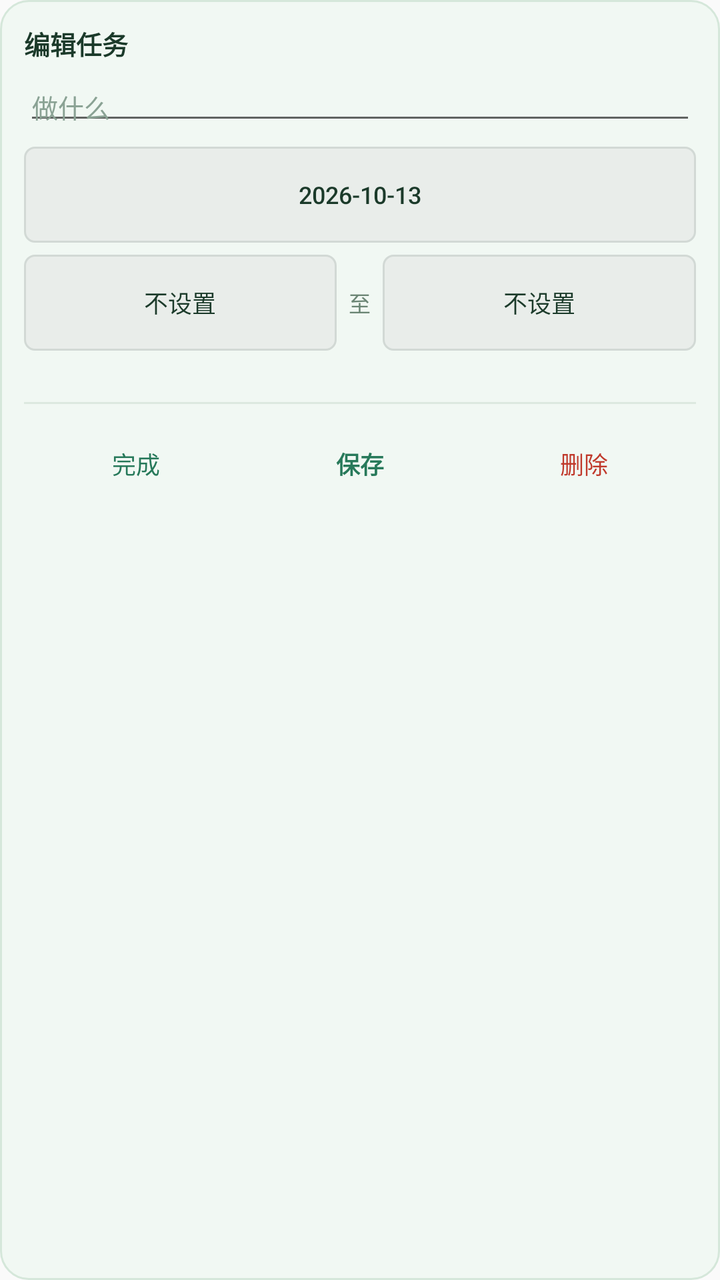
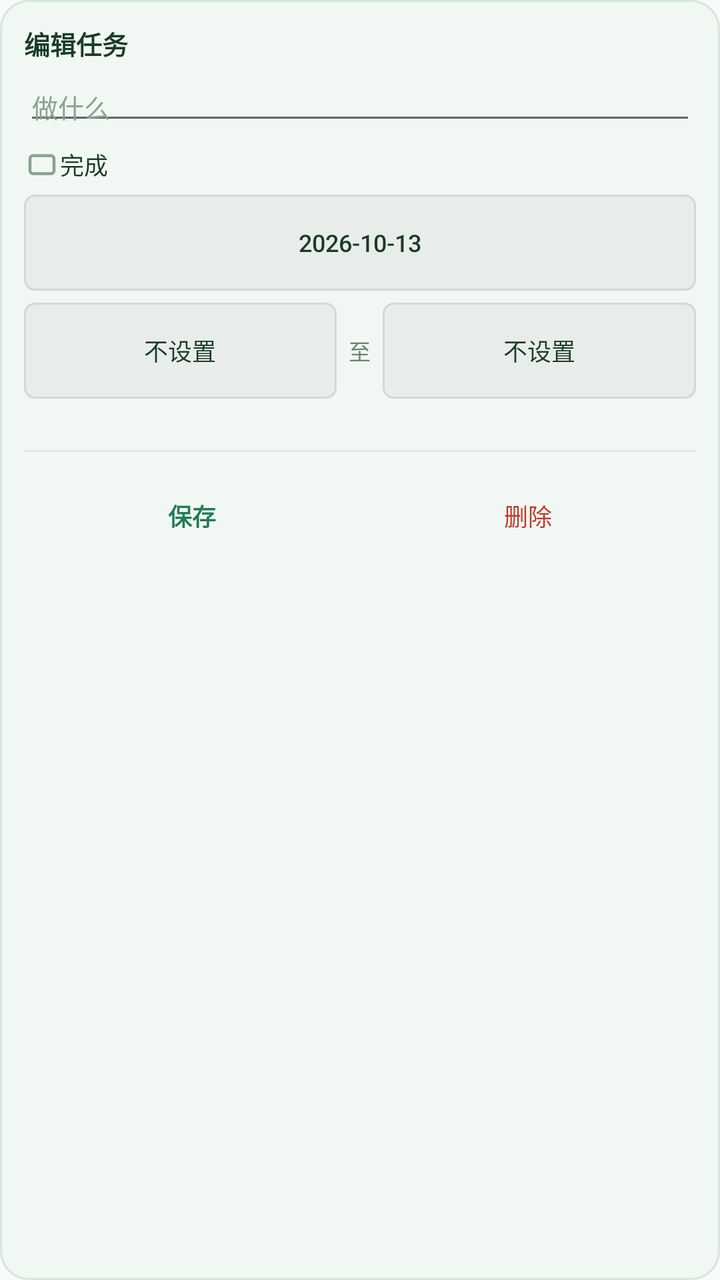

Two renders of the same Android screen: before a commit and after it. Below are the layout's source before the change and the commit's diff.
<!-- AndroidManifest.xml: application theme AppTheme -->
<!-- res/layout/dialog_task.xml -->
<?xml version="1.0" encoding="utf-8"?>
<LinearLayout xmlns:android="http://schemas.android.com/apk/res/android"
    android:layout_width="252dp"
    android:layout_height="wrap_content"
    android:background="@drawable/dialog_bg"
    android:orientation="vertical"
    android:padding="12dp">

    <TextView
        android:id="@+id/d_head"
        android:layout_width="match_parent"
        android:layout_height="wrap_content"
        android:text="编辑任务"
        android:textColor="#1B3A2A"
        android:textSize="13sp"
        android:textStyle="bold" />

    <EditText
        android:id="@+id/d_title"
        android:layout_width="match_parent"
        android:layout_height="wrap_content"
        android:layout_marginTop="8dp"
        android:hint="做什么"
        android:inputType="text"
        android:paddingTop="4dp"
        android:paddingBottom="4dp"
        android:textColor="#1B3A2A"
        android:textColorHint="#8AA294"
        android:textSize="13sp" />

    
    <Button
        android:id="@+id/d_date"
        style="?android:attr/borderlessButtonStyle"
        android:layout_width="match_parent"
        android:layout_height="wrap_content"
        android:layout_marginTop="6dp"
        android:background="@drawable/widget_habit_bg"
        android:text="2026-10-13"
        android:textColor="#1B3A2A"
        android:textSize="12sp" />

    
    <LinearLayout
        android:layout_width="match_parent"
        android:layout_height="wrap_content"
        android:layout_marginTop="6dp"
        android:gravity="center_vertical"
        android:orientation="horizontal">

        <Button
            android:id="@+id/d_start"
            style="?android:attr/borderlessButtonStyle"
            android:layout_width="0dp"
            android:layout_height="wrap_content"
            android:layout_weight="1"
            android:background="@drawable/widget_habit_bg"
            android:text="不设置"
            android:textColor="#1B3A2A"
            android:textSize="12sp" />

        <TextView
            android:layout_width="wrap_content"
            android:layout_height="wrap_content"
            android:layout_marginLeft="6dp"
            android:layout_marginRight="6dp"
            android:text="至"
            android:textColor="#6B8574"
            android:textSize="11sp" />

        <Button
            android:id="@+id/d_end"
            style="?android:attr/borderlessButtonStyle"
            android:layout_width="0dp"
            android:layout_height="wrap_content"
            android:layout_weight="1"
            android:background="@drawable/widget_habit_bg"
            android:text="不设置"
            android:textColor="#1B3A2A"
            android:textSize="12sp" />
    </LinearLayout>

    <TextView
        android:id="@+id/d_durhint"
        android:layout_width="match_parent"
        android:layout_height="wrap_content"
        android:layout_marginTop="4dp"
        android:textColor="#8AA294"
        android:textSize="10sp" />

    <TextView
        android:layout_width="match_parent"
        android:layout_height="1dp"
        android:layout_marginTop="8dp"
        android:layout_marginBottom="6dp"
        android:background="#DCE9DF"
        android:text="" />

    
    <LinearLayout
        android:layout_width="match_parent"
        android:layout_height="wrap_content"
        android:orientation="horizontal">

        <Button
            android:id="@+id/d_toggle"
            style="?android:attr/borderlessButtonStyle"
            android:layout_width="0dp"
            android:layout_height="wrap_content"
            android:layout_weight="1"
            android:minWidth="0dp"
            android:paddingLeft="0dp"
            android:paddingRight="0dp"
            android:text="完成"
            android:textColor="#27795A"
            android:textSize="12sp" />

        <Button
            android:id="@+id/d_save"
            style="?android:attr/borderlessButtonStyle"
            android:layout_width="0dp"
            android:layout_height="wrap_content"
            android:layout_weight="1"
            android:minWidth="0dp"
            android:paddingLeft="0dp"
            android:paddingRight="0dp"
            android:text="保存"
            android:textColor="#27795A"
            android:textSize="12sp"
            android:textStyle="bold" />

        <Button
            android:id="@+id/d_delete"
            style="?android:attr/borderlessButtonStyle"
            android:layout_width="0dp"
            android:layout_height="wrap_content"
            android:layout_weight="1"
            android:minWidth="0dp"
            android:paddingLeft="0dp"
            android:paddingRight="0dp"
            android:text="删除"
            android:textColor="#C0392B"
            android:textSize="12sp" />
    </LinearLayout>
</LinearLayout>
<!-- resources referenced by this layout -->
<resources>
  <!-- drawable dialog_bg (drawable) -->
  <?xml version="1.0" encoding="utf-8"?>
  <shape xmlns:android="http://schemas.android.com/apk/res/android"
      android:shape="rectangle">
      <solid android:color="#F1F8F3" />
      <corners android:radius="14dp" />
      <stroke android:width="1dp" android:color="#D5E7DA" />
  </shape>
  <!-- drawable widget_habit_bg (drawable) -->
  <?xml version="1.0" encoding="utf-8"?>
  <shape xmlns:android="http://schemas.android.com/apk/res/android"
      android:shape="rectangle">
      <solid android:color="#E9EDEA" />
      <corners android:radius="5dp" />
      <stroke android:width="1dp" android:color="#D2D9D5" />
  </shape>
  <style name="AppTheme" parent="Theme.AppCompat.Light.DarkActionBar">
          
          <item name="colorPrimary">@color/colorPrimary</item>
          <item name="colorPrimaryDark">@color/colorPrimaryDark</item>
          <item name="colorAccent">@color/colorAccent</item>
      </style>
</resources>

<!-- the commit's change to res/layout/dialog_task.xml (unified diff, before → after) -->
@@ -27,6 +27,25 @@
         android:textColor="#1B3A2A"
         android:textColorHint="#8AA294"
         android:textSize="13sp" />
+
+    
+    <LinearLayout
+        android:id="@+id/d_done_row"
+        android:layout_width="match_parent"
+        android:layout_height="wrap_content"
+        android:layout_marginTop="6dp"
+        android:gravity="center_vertical"
+        android:orientation="horizontal">
+
+        <CheckBox
+            android:id="@+id/d_done"
+            android:layout_width="wrap_content"
+            android:layout_height="wrap_content"
+            android:button="@drawable/checkbox_done"
+            android:text="完成"
+            android:textColor="#1B3A2A"
+            android:textSize="12sp" />
+    </LinearLayout>
 
     
     <Button
@@ -100,20 +119,8 @@
     <LinearLayout
         android:layout_width="match_parent"
         android:layout_height="wrap_content"
+        android:layout_marginTop="2dp"
         android:orientation="horizontal">
-
-        <Button
-            android:id="@+id/d_toggle"
-            style="?android:attr/borderlessButtonStyle"
-            android:layout_width="0dp"
-            android:layout_height="wrap_content"
-            android:layout_weight="1"
-            android:minWidth="0dp"
-            android:paddingLeft="0dp"
-            android:paddingRight="0dp"
-            android:text="完成"
-            android:textColor="#27795A"
-            android:textSize="12sp" />
 
         <Button
             android:id="@+id/d_save"
<!-- resource entries referenced after the edit -->
@@ -1,5 +1,10 @@
 <!-- resources referenced by this layout -->
 <resources>
+  <!-- drawable checkbox_done (drawable) -->
+  <selector xmlns:android="http://schemas.android.com/apk/res/android">
+      <item android:state_checked="true" android:drawable="@drawable/ic_check_on" />
+      <item android:drawable="@drawable/ic_check_off" />
+  </selector>
   <!-- drawable dialog_bg (drawable) -->
   <?xml version="1.0" encoding="utf-8"?>
   <shape xmlns:android="http://schemas.android.com/apk/res/android"
@@ -22,5 +27,35 @@
           <item name="colorPrimaryDark">@color/colorPrimaryDark</item>
           <item name="colorAccent">@color/colorAccent</item>
       </style>
+  <!-- drawable ic_check_on (drawable) -->
+  <vector xmlns:android="http://schemas.android.com/apk/res/android"
+      android:width="18dp"
+      android:height="18dp"
+      android:viewportWidth="24"
+      android:viewportHeight="24">
+      <path
+          android:fillColor="#27795A"
+          android:pathData="M6,6 h12 a2,2 0 0 1 2,2 v8 a2,2 0 0 1 -2,2 h-12 a2,2 0 0 1 -2,-2 v-8 a2,2 0 0 1 2,-2 z" />
+      <path
+          android:fillColor="#00000000"
+          android:strokeColor="#FFFFFF"
+          android:strokeWidth="2.4"
+          android:strokeLineCap="round"
+          android:strokeLineJoin="round"
+          android:pathData="M8,12.5 l3,3 l5,-6" />
+  </vector>
+  <!-- drawable ic_check_off (drawable) -->
+  <vector xmlns:android="http://schemas.android.com/apk/res/android"
+      android:width="18dp"
+      android:height="18dp"
+      android:viewportWidth="24"
+      android:viewportHeight="24">
+      <path
+          android:fillColor="#00000000"
+          android:strokeColor="#8AA294"
+          android:strokeWidth="2"
+          android:strokeLineJoin="round"
+          android:pathData="M6,6 h12 a2,2 0 0 1 2,2 v8 a2,2 0 0 1 -2,2 h-12 a2,2 0 0 1 -2,-2 v-8 a2,2 0 0 1 2,-2 z" />
+  </vector>
 </resources>
 
